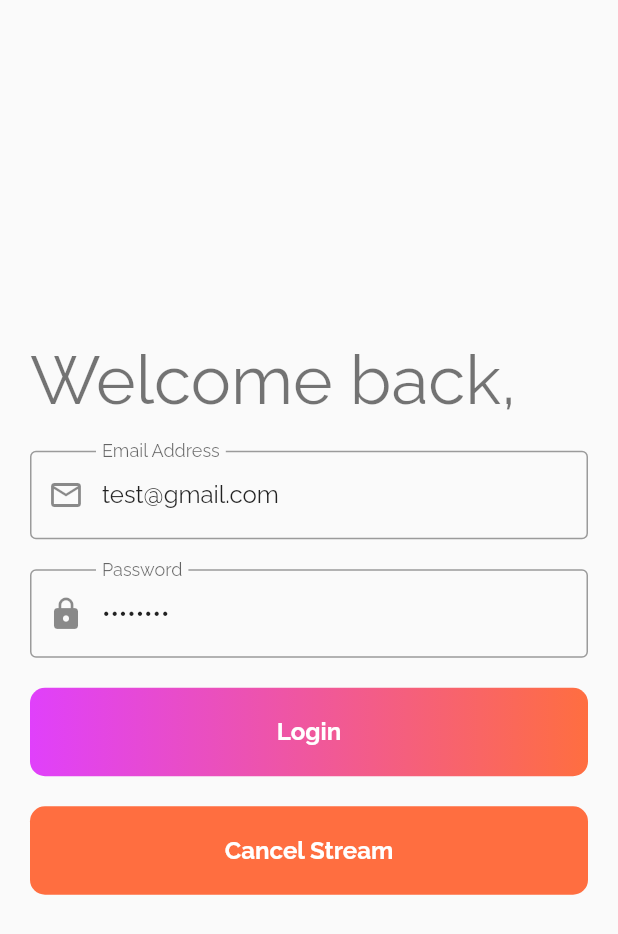
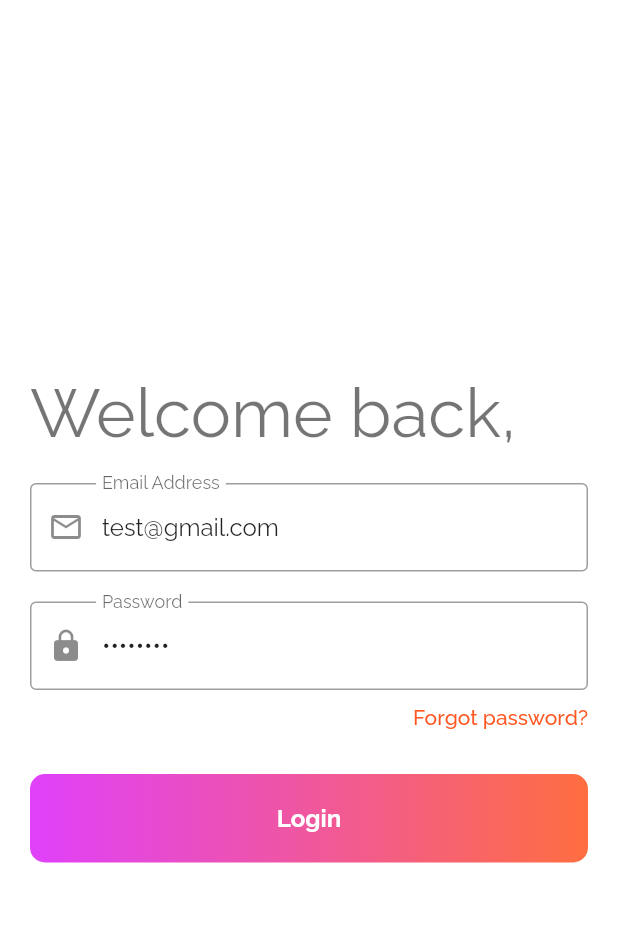
Before and after one commit to stivo-m/prospect-customer-app, a Flutter app: the screen it shows after launch, on a phone screen of 412 x 824 dp. Shown: the top 934 px of the screen. Run offline on Flutter 3.47's test engine with Material 2 defaults, Android fonts, the phone set to English and light mode, and no system bars; our stand-ins replace async_redux, connectivity, dartz, freezed_annotation, google_fonts, shared_preferences.

Commit message:
update: add login view model

```diff
--- /dev/null
+++ b/lib/application/redux/viewmodels/login_view_model.dart
@@ -0,0 +1,34 @@
+import 'package:async_redux/async_redux.dart';
+import 'package:prospect_app/application/core/services/cache_service.dart';
+import 'package:prospect_app/application/redux/actions/login_action.dart';
+import 'package:prospect_app/application/redux/states/app_state.dart';
+import 'package:prospect_app/domain/objects/email_value_object.dart';
+
+class LoginViewModel {
+  final Function({
+    required EmailAddress emailAddress,
+    required String password,
+    required CacheService cacheService,
+  }) onLogin;
+
+  LoginViewModel({
+    required this.onLogin,
+  });
+
+  static LoginViewModel fromStore(Store<AppState> store) {
+    return LoginViewModel(
+      onLogin: ({
+        required EmailAddress emailAddress,
+        required String password,
+        required CacheService cacheService,
+      }) =>
+          store.dispatch(
+        LoginAction(
+          emailAddress: emailAddress,
+          password: password,
+          cacheService: cacheService,
+        ),
+      ),
+    );
+  }
+}
--- a/lib/presentation/app/customer/pages/auth/screens/login_screen.dart
+++ b/lib/presentation/app/customer/pages/auth/screens/login_screen.dart
@@ -8,6 +8,8 @@ import 'package:prospect_app/domain/core/app_strings.dart';
 import 'package:prospect_app/domain/objects/email_value_object.dart';
 import 'package:prospect_app/infrastructure/repository/cache_repository.dart';
 import 'package:prospect_app/presentation/app/customer/pages/auth/widgets/primary_button.dart';
+import 'package:prospect_app/presentation/app/customer/pages/auth/widgets/primary_input_field.dart';
+import 'package:prospect_app/presentation/core/themes/themes.dart';
 import 'package:shared_preferences/shared_preferences.dart';
 
 class LoginScreen extends StatelessWidget {
@@ -40,17 +42,20 @@ class LoginScreen extends StatelessWidget {
                   width: MediaQuery.of(context).size.width,
                   child: Column(
                     crossAxisAlignment: CrossAxisAlignment.start,
-                    mainAxisAlignment: MainAxisAlignment.center,
-                    mainAxisSize: MainAxisSize.min,
+                    mainAxisAlignment: MainAxisAlignment.start,
                     children: [
+                      Spacer(),
                       Text(
                         welcomeBackText,
                         style: Theme.of(context).textTheme.headline3,
                       ),
-                      SizedBox(height: 20),
-                      TextFormField(
+                      SizedBox(
+                        height: 20,
+                      ),
+                      PrimaryInputField(
                         controller: _emailController,
-                        keyboardType: TextInputType.emailAddress,
+                        labelText: emailAddressText,
+                        prefixIcon: Icon(Icons.email_outlined),
                         validator: (String? val) {
                           if (val!.isEmpty) {
                             return 'Email cannot be empty';
@@ -58,24 +63,15 @@ class LoginScreen extends StatelessWidget {
                             return null;
                           }
                         },
-                        decoration: InputDecoration(
-                          prefixIcon: Icon(Icons.email_outlined),
-                          labelText: emailAddressText,
-                          border: OutlineInputBorder(),
-                        ),
                       ),
                       SizedBox(
                         height: 20,
                       ),
-                      TextFormField(
+                      PrimaryInputField(
+                        obscureText: true,
                         controller: _passwordController,
-                        obscureText: true,
-                        keyboardType: TextInputType.text,
-                        decoration: InputDecoration(
-                          prefixIcon: Icon(Icons.lock),
-                          labelText: passwordText,
-                          border: OutlineInputBorder(),
-                        ),
+                        labelText: passwordText,
+                        prefixIcon: Icon(Icons.lock),
                         validator: (String? val) {
                           if (val!.isEmpty) {
                             return 'Password cannot be empty';
@@ -83,6 +79,18 @@ class LoginScreen extends StatelessWidget {
                             return null;
                           }
                         },
+                      ),
+                      Container(
+                        alignment: Alignment.centerRight,
+                        margin: const EdgeInsets.symmetric(vertical: 10),
+                        child: Text(
+                          'Forgot password?',
+                          style:
+                              Theme.of(context).textTheme.bodyText1!.copyWith(
+                                    color: AppColors.accentColor,
+                                    fontWeight: FontWeight.w500,
+                                  ),
+                        ),
                       ),
                       SizedBox(
                         height: 20,
@@ -92,7 +100,7 @@ class LoginScreen extends StatelessWidget {
                             snapshot.hasData && snapshot.data['loading'] == true
                                 ? LinearProgressIndicator(
                                     valueColor: AlwaysStoppedAnimation(
-                                      Colors.deepOrange,
+                                      AppColors.lightGreyColor,
                                     ),
                                   )
                                 : Text(
@@ -137,23 +145,6 @@ class LoginScreen extends StatelessWidget {
                       SizedBox(
                         height: 20,
                       ),
-                      PrimaryButton(
-                        backgroundColor: Colors.deepOrangeAccent,
-                        buttonText: Text(
-                          'Cancel Stream',
-                          style:
-                              Theme.of(context).textTheme.subtitle1!.copyWith(
-                                    color: Colors.white,
-                                    fontWeight: FontWeight.bold,
-                                  ),
-                        ),
-                        onPressed: () => _loginStreamController.add(
-                          {'loading': false},
-                        ),
-                      ),
-                      SizedBox(
-                        height: 20,
-                      ),
                       if (snapshot.hasError)
                         Container(
                           height: 50,
@@ -172,6 +163,7 @@ class LoginScreen extends StatelessWidget {
                             ),
                           ),
                         ),
+                      Spacer(),
                     ],
                   ),
                 ),
--- /dev/null
+++ b/lib/presentation/app/customer/pages/auth/widgets/primary_input_field.dart
@@ -0,0 +1,33 @@
+import 'package:flutter/material.dart';
+
+class PrimaryInputField extends StatelessWidget {
+  const PrimaryInputField({
+    Key? key,
+    this.controller,
+    this.prefixIcon,
+    required this.labelText,
+    this.validator,
+    this.obscureText = false,
+  }) : super(key: key);
+
+  final String? Function(String? value)? validator;
+  final TextEditingController? controller;
+  final String labelText;
+  final Widget? prefixIcon;
+  final bool obscureText;
+
+  @override
+  Widget build(BuildContext context) {
+    return TextFormField(
+      controller: controller,
+      obscureText: obscureText,
+      keyboardType: TextInputType.emailAddress,
+      validator: validator,
+      decoration: InputDecoration(
+        prefixIcon: prefixIcon,
+        labelText: labelText,
+        border: OutlineInputBorder(),
+      ),
+    );
+  }
+}
--- a/lib/presentation/core/themes/themes.dart
+++ b/lib/presentation/core/themes/themes.dart
@@ -5,6 +5,18 @@ import 'package:google_fonts/google_fonts.dart';
 class AppTheme {
   static ThemeData lightTheme() {
     return ThemeData.light().copyWith(
+      scaffoldBackgroundColor: AppColors.whiteColor,
+      primaryColor: AppColors.primaryColor,
+      accentColor: AppColors.accentColor,
+      primaryTextTheme: GoogleFonts.ralewayTextTheme().copyWith(
+        bodyText1: TextStyle(color: AppColors.blackColor),
+        headline1: TextStyle(color: AppColors.blackColor),
+        headline2: TextStyle(color: AppColors.blackColor),
+        headline3: TextStyle(
+          color: AppColors.blackColor,
+          fontWeight: FontWeight.w500,
+        ),
+      ),
       textTheme: GoogleFonts.ralewayTextTheme().copyWith(
         button: TextStyle(
           color: Colors.white,
@@ -15,3 +27,15 @@ class AppTheme {
     );
   }
 }
+
+class AppColors {
+  static const Color whiteColor = Color(0XFFFFFFFF);
+  static const Color blackColor = Color(0XFF2a2d34);
+  static const Color greyColor = Color(0XFFFFFF);
+  static const Color lightGreyColor = Color(0XFFf5f5f5);
+  static const Color primaryColor = Colors.deepPurple;
+  static const Color blueColor = Colors.indigo;
+  static const Color dangerColor = Color(0XFFF3C38);
+  static const Color successColor = Color(0XFF109322);
+  static const Color accentColor = Colors.deepOrange;
+}
```
